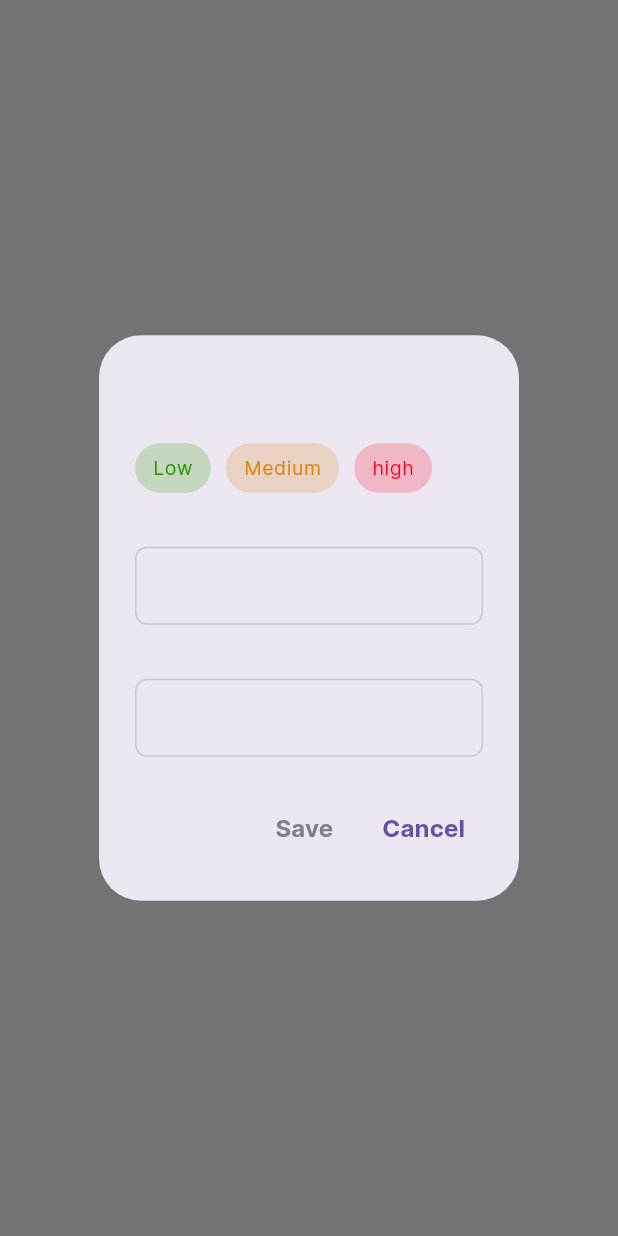
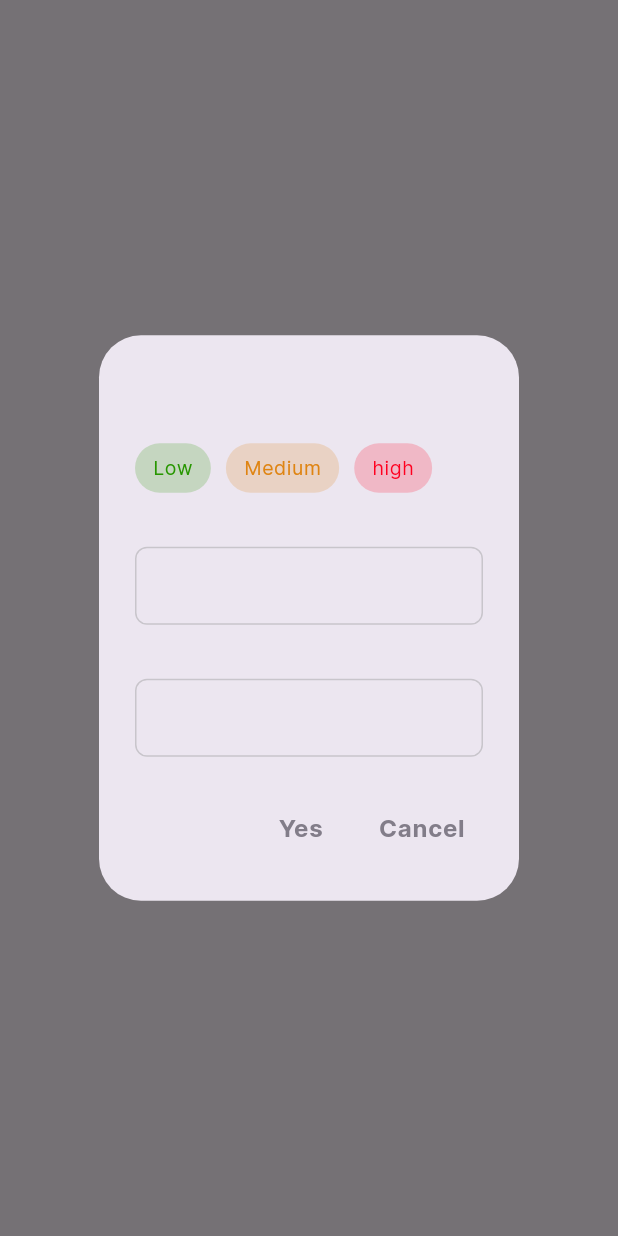
Before and after one commit to Tram2405/practice_flutter, a Flutter app: what editingDialog() shows on an empty page, opened directly with empty values, on a phone screen of 412 x 824 dp. Run offline on Flutter 3.47's test engine with Material 3 defaults, Android fonts, the phone set to English and light mode, and no system bars; our stand-ins replace cached_network_image, cloud_firestore, connectivity_plus, device_preview, file_picker, firebase_auth and 6 more; missing offline and left inert: bottom_sheet; accounts and stored records are empty.

Commit message:
fix: text

```diff
--- a/task_manager_flutter/lib/components/dialog/tm_dialog.dart
+++ b/task_manager_flutter/lib/components/dialog/tm_dialog.dart
@@ -176,15 +176,16 @@ class TMDialog {
                         }
                       : null,
                   child: Text(
-                    'Save',
-                    style: TextStyle(
-                        color: canAction ? null : TMColor.onSecondaryBackground,
-                        fontSize: 16.0),
+                    AppLocalizations.of(context).btnYes,
+                    style:
+                        // color: canAction ? null : TMColor.onSecondaryBackground,
+                        context.textTheme.labelMedium?.copyWith(color: canAction ? TMColor.onPrimary : TMColor.onSecondaryBackground)
                   ),
                 ),
                 TextButton(
                   onPressed: () => Navigator.pop(context),
-                  child: const Text('Cancel', style: TextStyle(fontSize: 16.0)),
+                  child: Text(AppLocalizations.of(context).btnCancel,
+                      style: context.textTheme.labelMedium?.copyWith(color: TMColor.onSecondaryBackground)),
                 ),
               ],
             );
--- a/task_manager_flutter/lib/components/menu_button/tm_popup_menu.dart
+++ b/task_manager_flutter/lib/components/menu_button/tm_popup_menu.dart
@@ -18,12 +18,14 @@ class TMPopupMenuSubtask extends StatelessWidget {
   Widget build(BuildContext context) {
     return PopupMenuButton(
       color: TMColor.onSecondary,
-      elevation: 0,
       padding: EdgeInsets.zero,
+      elevation: 0.8,
       icon: SvgPicture.asset(Assets.icons.iconMore),
       shape: BeveledRectangleBorder(
-        borderRadius: BorderRadius.circular(6.0),
+        borderRadius: BorderRadius.circular(4.0),
       ),
+      shadowColor: TMColor.secondaryOnBoarding,
+
       itemBuilder: (context) {
         return [
           PopupMenuItem(
--- a/task_manager_flutter/lib/controller/member/task/task_member_controller.dart
+++ b/task_manager_flutter/lib/controller/member/task/task_member_controller.dart
@@ -1,5 +1,3 @@
-import 'dart:ffi';
-
 import 'package:cloud_firestore/cloud_firestore.dart';
 import 'package:firebase_auth/firebase_auth.dart';
 import 'package:get/get.dart';
@@ -23,7 +21,5 @@ class TaskMemberController extends GetxController {
       myEmail: userCurrent?.email ?? '',
       documents: documents,
     );
-
   }
-
 }
--- a/task_manager_flutter/lib/l10n/intl_en.arb
+++ b/task_manager_flutter/lib/l10n/intl_en.arb
@@ -75,6 +75,9 @@
     "txtSnackbarError" : "Something went wrong",
     "txtNoMessage" : "No messages",
     "txtDeleteTask" : "Deleted Task successfully",
+    "txtEditTask" : "Edit Task",
+    "btnSave" : "Save",
+    "btnCancel" : "Cancel",
     "btnRegister" : "Register",
     "btnDone" : "Done",
     "btnLogin" : "Login",
--- a/task_manager_flutter/lib/l10n/intl_vi.arb
+++ b/task_manager_flutter/lib/l10n/intl_vi.arb
@@ -68,6 +68,9 @@
     "txtMyAssignment" : "Nhiệm vụ của tôi",
     "txtConfirmTask" : "Xác nhận nhiệm vụ",
     "txtDeleteTask" : "Xoá nhiệm vụ thành công",
+    "txtEditTask" : "Chỉnh sửa nhiệm  vụ",
+    "btnSave" : "Lưu",
+    "btnCancel" : "Huỷ",
     "btnRegister" : "Tạo tài khoản",
     "txhintDescription" : "Mô tả cho nhiệm vụ phụ",
     "txtSnackbarUpdate" : "Cập nhật thông tin thành công",
--- a/task_manager_flutter/lib/l10n/tm_localizations.dart
+++ b/task_manager_flutter/lib/l10n/tm_localizations.dart
@@ -543,6 +543,24 @@ abstract class AppLocalizations {
   /// **'Deleted Task successfully'**
   String get txtDeleteTask;
 
+  /// No description provided for @txtEditTask.
+  ///
+  /// In en, this message translates to:
+  /// **'Edit Task'**
+  String get txtEditTask;
+
+  /// No description provided for @btnSave.
+  ///
+  /// In en, this message translates to:
+  /// **'Save'**
+  String get btnSave;
+
+  /// No description provided for @btnCancel.
+  ///
+  /// In en, this message translates to:
+  /// **'Cancel'**
+  String get btnCancel;
+
   /// No description provided for @btnRegister.
   ///
   /// In en, this message translates to:
```
Also changed, not shown: task_manager_flutter/lib/l10n/tm_localizations_en.dart (+9 -0 lines), task_manager_flutter/lib/l10n/tm_localizations_vi.dart (+9 -0 lines), task_manager_flutter/lib/ui/member/task/task_page_member.dart (+5 -3 lines).
